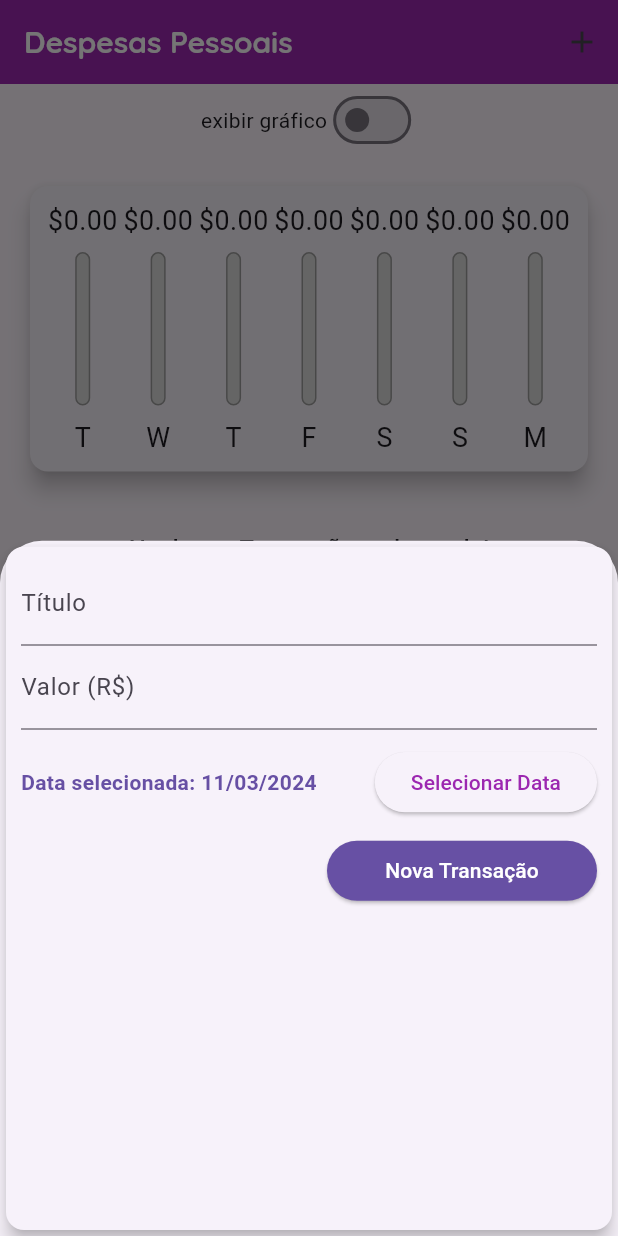
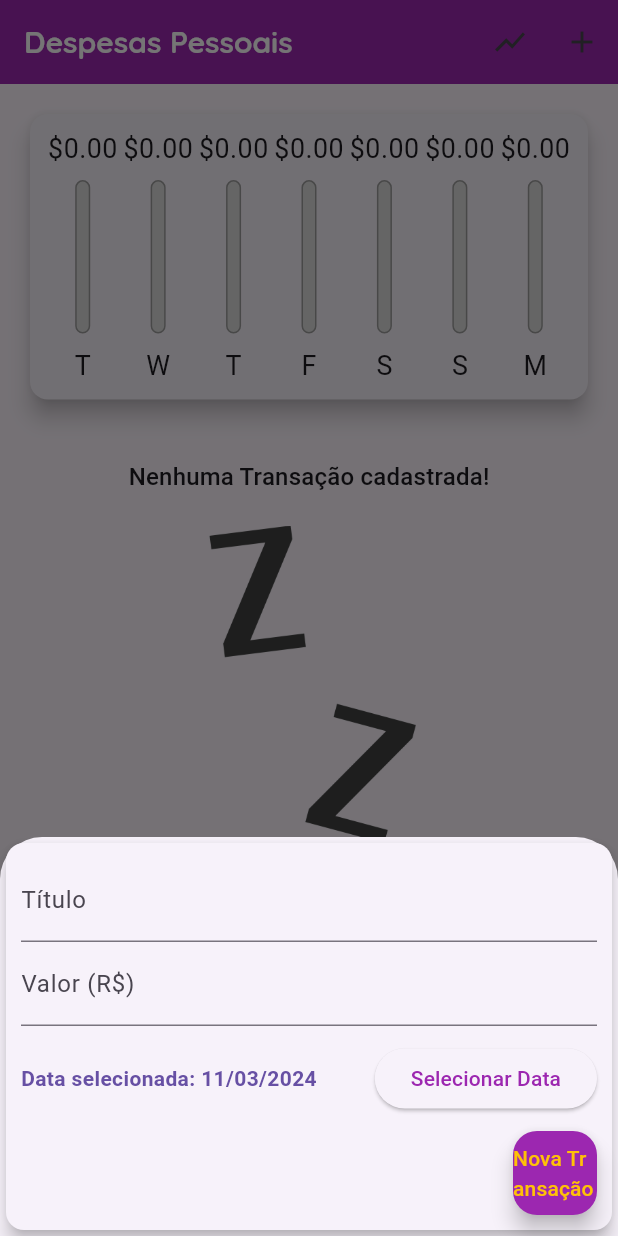
Before and after one commit to XxxCaetanoxxX/ProjetoExpanses, a Flutter app: the screen it shows after launch, after a tap on the "add" icon, on a phone screen of 412 x 824 dp. Run offline on Flutter 3.47's test engine with Material 3 defaults, Android fonts, the phone set to English and light mode, and no system bars.

Commit message:
realizando responsividade horizontal e elementos para IOS

```diff
--- /dev/null
+++ b/lib/components/adaptative_button.dart
@@ -0,0 +1,32 @@
+import 'dart:io';
+import 'package:flutter/cupertino.dart';
+import 'package:flutter/material.dart';
+
+class AdaptativeButton extends StatelessWidget {
+  @override
+  final String label;
+  final void Function() onPressed;
+
+  AdaptativeButton({
+    required this.label,
+    required this.onPressed,
+  });
+
+  Widget build(BuildContext context) {
+    return Platform.isIOS
+        ? CupertinoButton(
+            child: Text(label),
+            onPressed: onPressed,
+            color: Theme.of(context).colorScheme.primary,
+            padding: EdgeInsets.symmetric(horizontal: 20),
+          )
+        : FloatingActionButton(
+            backgroundColor: Theme.of(context).colorScheme.primary,
+            child: Text(
+              label,
+              style: TextStyle(color: Colors.amber),
+            ),
+            onPressed: onPressed,
+          );
+  }
+}
--- a/lib/components/transaction_form.dart
+++ b/lib/components/transaction_form.dart
@@ -1,5 +1,6 @@
 import 'package:flutter/material.dart';
 import 'package:intl/intl.dart';
+import 'adaptative_button.dart';
 
 class TransactionForm extends StatefulWidget {
   final void Function(String, double, DateTime) onSubmit;
@@ -47,10 +48,16 @@ class _TransactionFormState extends State<TransactionForm> {
 
   @override
   Widget build(BuildContext context) {
-    return Card(
+    return SingleChildScrollView(
+      child: Card(
         elevation: 5,
         child: Padding(
-        padding: EdgeInsets.all(10),
+          padding: EdgeInsets.only(
+            top: 10,
+            right: 10,
+            left: 10,
+            bottom: 10 + MediaQuery.of(context).viewInsets.bottom,
+          ),
           child: Column(
             children: [
               TextField(
@@ -92,31 +99,16 @@ class _TransactionFormState extends State<TransactionForm> {
               Row(
                 mainAxisAlignment: MainAxisAlignment.end,
                 children: <Widget>[
-                ElevatedButton(
+                  AdaptativeButton(
+                    label: 'Nova Transação',
                     onPressed: _submitForm,
-                  style: ElevatedButton.styleFrom(
-                    // ignore: deprecated_member_use
-                    primary: Theme.of(context).primaryColor,
-                    padding: EdgeInsets.symmetric(horizontal: 15),
                   ),
-                  child: Container(
-                    height: 30,
-                    width: 150,
-                    alignment: Alignment.center,
-                    child: Text(
-                      'Nova Transação',
-                      style: TextStyle(
-                        // ignore: deprecated_member_use
-                        color: Colors.white,
-                      ),
-                    ),
-                  ),
-                )
                 ],
               ),
             ],
           ),
         ),
+      ),
     );
   }
 }
--- a/lib/components/transaction_list.dart
+++ b/lib/components/transaction_list.dart
@@ -11,7 +11,9 @@ class transactionList extends StatelessWidget {
   @override
   Widget build(BuildContext context) {
     return transactions.isEmpty
-        ? Column(
+        ? LayoutBuilder(
+            builder: (ctx, constrains) {
+              return Column(
                 children: [
                   SizedBox(
                     height: 20,
@@ -24,13 +26,15 @@ class transactionList extends StatelessWidget {
                     height: 20,
                   ),
                   Container(
-                height: 200,
+                    height: constrains.maxHeight * 0.6,
                     child: Image.asset(
                       'assets/images/images/waiting.png',
                       fit: BoxFit.cover,
                     ),
                   ),
                 ],
+              );
+            },
           )
         : ListView.builder(
             itemCount: transactions.length,
@@ -56,7 +60,18 @@ class transactionList extends StatelessWidget {
                   subtitle: Text(
                     DateFormat('d MMM y').format(tr.date),
                   ),
-                  trailing: IconButton(
+                  trailing: MediaQuery.of(context).size.width > 400
+                      ? TextButton.icon(
+                          onPressed: () => onRemove(tr.id),
+                          icon: Icon(Icons.delete, color: Colors.red),
+                          label: Text(
+                            'Excluir',
+                            style: TextStyle(
+                              color: Colors.red,
+                            ),
+                          ),
+                        )
+                      : IconButton(
                           icon: Icon(Icons.delete),
                           color: Theme.of(context).colorScheme.error,
                           onPressed: () => onRemove(tr.id),
--- a/lib/main.dart
+++ b/lib/main.dart
@@ -1,7 +1,8 @@
+import 'dart:math';
+import 'dart:io';
 import 'package:expenses/components/chart.dart';
+import 'package:flutter/cupertino.dart';
 import 'package:flutter/material.dart';
-import 'package:flutter/services.dart';
-import 'dart:math';
 import './components/transaction_form.dart';
 import './components/transaction_list.dart';
 import 'models/transaction.dart';
@@ -89,57 +90,107 @@ class _MyHomePageState extends State<MyHomePage> {
     );
   }
 
+  Widget _getIconButton(IconData icon, Function() fn) {
+    return Platform.isIOS
+        ? GestureDetector(onTap: fn, child: Icon(icon))
+        : IconButton(icon: Icon(icon), onPressed: fn);
+  }
+
   @override
   Widget build(BuildContext context) {
+    final mediaQuery = MediaQuery.of(context);
+
+    bool isLandscape = mediaQuery.orientation == Orientation.landscape;
+
+    final iconList = Platform.isIOS ? CupertinoIcons.refresh : Icons.list;
+    final chartList =
+        Platform.isIOS ? CupertinoIcons.refresh : Icons.show_chart;
+
+    final actions = <Widget>[
+      _getIconButton(
+        _showShart ? iconList : chartList,
+        () {
+          setState(() {
+            _showShart = !_showShart;
+          });
+        },
+      ),
+      _getIconButton(
+        Platform.isIOS ? CupertinoIcons.add : Icons.add,
+        () => _openTransactionFormModal(context),
+      ),
+    ];
+
     final appBar = AppBar(
       backgroundColor: Theme.of(context).colorScheme.primary,
       title: Text('Despesas Pessoais'),
-      actions: <Widget>[
-        IconButton(
-          icon: Icon(Icons.add),
-          onPressed: () => _openTransactionFormModal(context),
-        ),
-      ],
+      actions: actions,
     );
 
-    final availableHeight = MediaQuery.of(context).size.height -
+    final availableHeight = mediaQuery.size.height -
         appBar.preferredSize.height -
-        MediaQuery.of(context).padding.top;
+        mediaQuery.padding.top;
 
-    return Scaffold(
-      appBar: appBar,
-      body: SingleChildScrollView(
+    final bodyPage = SafeArea(
+      child: SingleChildScrollView(
         child: Column(
           crossAxisAlignment: CrossAxisAlignment.stretch,
           children: <Widget>[
-            Row(
-              mainAxisAlignment: MainAxisAlignment.center,
-              children: [
-                Text('exibir gráfico'),
-                Switch(
-                  value: _showShart,
-                  onChanged: (value) {},
-                ),
-              ],
-            ),
+            // if (isLandscape)
+            //   Row(
+            //     mainAxisAlignment: MainAxisAlignment.center,
+            //     children: [
+            //       Text('exibir gráfico'),
+            //       Switch.adaptive(
+            //         activeColor: Colors.amber,
+            //         value: _showShart,
+            //         onChanged: (value) {
+            //           setState(() {
+            //             _showShart = value;
+            //           });
+            //         },
+            //       ),
+            //     ],
+            //   ),
+            if (_showShart || !isLandscape)
               Container(
-              height: availableHeight * 0.30,
+                height: availableHeight * (isLandscape ? 0.8 : 0.3),
                 child: Chart(_recentTransactions),
               ),
+            if (!_showShart || !isLandscape)
               Container(
-              height: availableHeight * 0.70,
+                height: availableHeight * (isLandscape ? 1 : 0.7),
                 child: transactionList(_transactions, _removeTransaction),
               ),
           ],
         ),
       ),
-      floatingActionButton: FloatingActionButton(
+    );
+
+    return Platform.isIOS
+        ? CupertinoPageScaffold(
+            navigationBar: CupertinoNavigationBar(
+              middle: Text('Despesas Pessoais'),
+              trailing: Row(
+                mainAxisSize: MainAxisSize.min,
+                children: actions,
+              ),
+            ),
+            child: bodyPage,
+          )
+        : Scaffold(
+            appBar: appBar,
+            body: bodyPage,
+            floatingActionButton: Platform.isIOS
+                ? Container()
+                : FloatingActionButton(
                     child: Icon(Icons.add),
                     onPressed: () => _openTransactionFormModal(context),
                     backgroundColor: Theme.of(context).colorScheme.secondary,
                     shape: CircleBorder(),
                   ),
-      floatingActionButtonLocation: FloatingActionButtonLocation.centerFloat,
+            floatingActionButtonLocation:
+                FloatingActionButtonLocation.centerFloat,
           );
   }
 }
```
Lines whose indentation alone changed are shown as unchanged.
